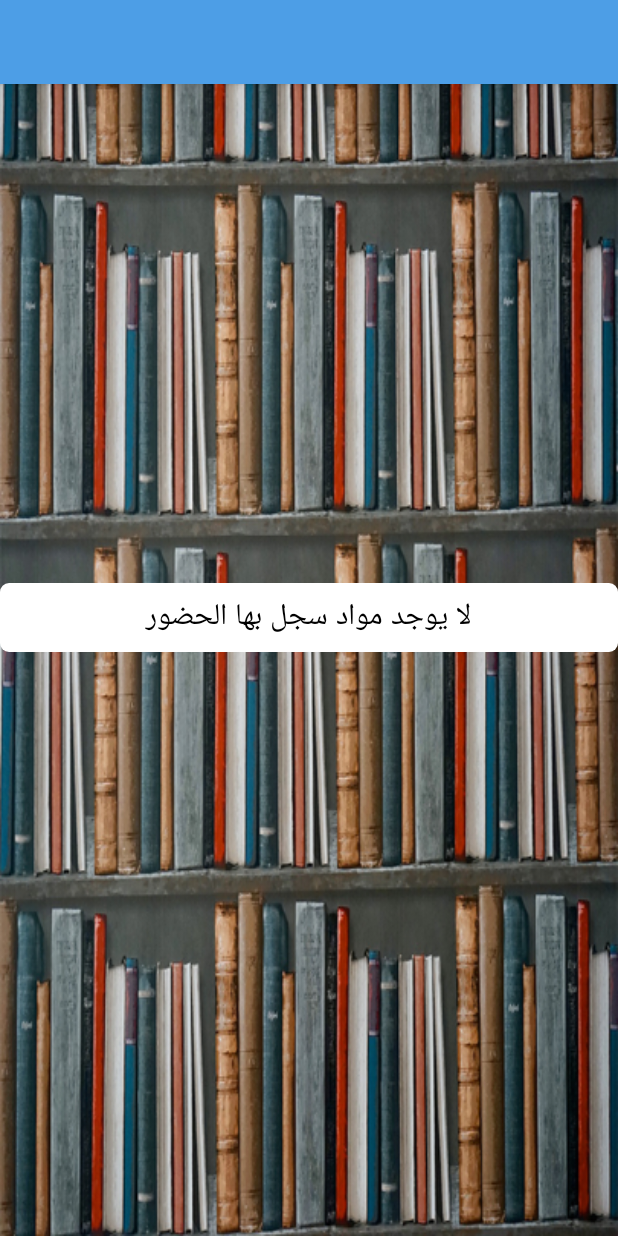
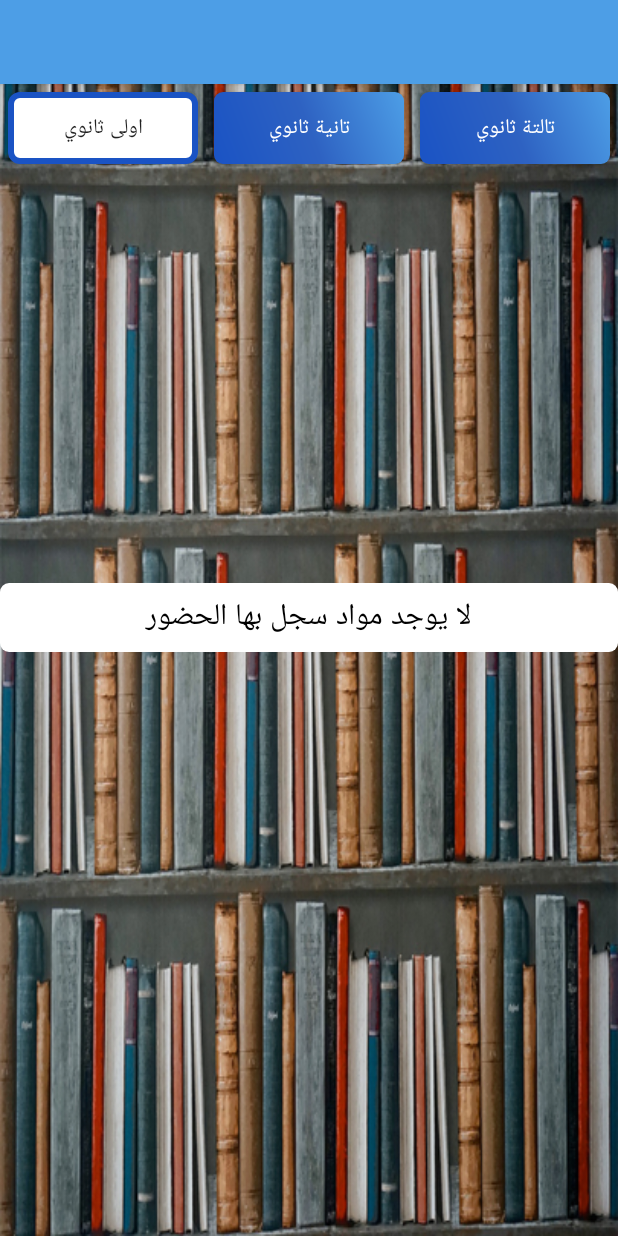
Before and after one commit to hossamhasanin/Ro2yaCenter, an Android app: the layout activity_show_attendance.xml on its own in the app's theme, with its tools: preview values and no code run, on a phone screen of 412 x 824 dp. Run offline under Robolectric (Android 15) with nearby library versions, the phone set to English and light mode, and no system bars.

Commit message:
Adding the grade year system to attendace module

```diff
--- a/app/src/main/java/com/hasanin/hossam/ro2yacenter/AdminMenu/Attendance/Show/AttendantUsersAdapter.java
+++ b/app/src/main/java/com/hasanin/hossam/ro2yacenter/AdminMenu/Attendance/Show/AttendantUsersAdapter.java
@@ -26,10 +26,12 @@ public class AttendantUsersAdapter extends FirebaseRecyclerAdapter<StudentModel
      */
     Activity context;
     ArrayList<String> usersCode;
-    public AttendantUsersAdapter(@NonNull FirebaseRecyclerOptions<StudentModel> options , Activity context , ArrayList<String> usersCode) {
+    String selectedGrade;
+    public AttendantUsersAdapter(@NonNull FirebaseRecyclerOptions<StudentModel> options , Activity context , ArrayList<String> usersCode , String selectedGrade) {
         super(options);
         this.context = context;
         this.usersCode = usersCode;
+        this.selectedGrade = selectedGrade;
     }
 
     @NonNull
@@ -42,7 +44,7 @@ public class AttendantUsersAdapter extends FirebaseRecyclerAdapter<StudentModel
 
     @Override
     protected void onBindViewHolder(@NonNull StudentHolder holder, int position, @NonNull StudentModel model) {
-        if (usersCode.contains(model.getCode())){
+        if (usersCode.contains(model.getCode()) && model.getStudyGrade().equals(selectedGrade)){
             holder.studentName.setText(model.getName());
         } else {
             holder.studentContainer.setVisibility(View.GONE);
--- a/app/src/main/java/com/hasanin/hossam/ro2yacenter/AdminMenu/Attendance/Show/DatesAdabter.java
+++ b/app/src/main/java/com/hasanin/hossam/ro2yacenter/AdminMenu/Attendance/Show/DatesAdabter.java
@@ -26,9 +26,11 @@ public class DatesAdabter extends FirebaseRecyclerAdapter<AttendanceModel , Date
      * @param options
      */
     Activity context;
-    public DatesAdabter(@NonNull FirebaseRecyclerOptions<AttendanceModel> options , Activity context) {
+    String selectedGrade;
+    public DatesAdabter(@NonNull FirebaseRecyclerOptions<AttendanceModel> options , Activity context , String selectedGrade) {
         super(options);
         this.context = context;
+        this.selectedGrade = selectedGrade;
     }
 
     @NonNull
@@ -52,6 +54,7 @@ public class DatesAdabter extends FirebaseRecyclerAdapter<AttendanceModel , Date
                     Bundle bundle = new Bundle();
                     bundle.putStringArrayList("usersCode", model.getAttendantStudents());
                     bundle.putString("record", fullDate);
+                    bundle.putString("selectedGrade", selectedGrade);
                     intent.putExtras(bundle);
                     context.startActivity(intent);
                 }
--- a/app/src/main/java/com/hasanin/hossam/ro2yacenter/AdminMenu/Attendance/Show/ShowAttendantUsers.java
+++ b/app/src/main/java/com/hasanin/hossam/ro2yacenter/AdminMenu/Attendance/Show/ShowAttendantUsers.java
@@ -28,6 +28,7 @@ public class ShowAttendantUsers extends AppCompatActivity {
     AttendantUsersAdapter attendantUsersAdapter;
     Bundle bundle;
     ArrayList<String> usersCode;
+    String selectedGrade;
 
     @Override
     protected void onCreate(Bundle savedInstanceState) {
@@ -49,11 +50,12 @@ public class ShowAttendantUsers extends AppCompatActivity {
         } else {
             usersCode = bundle.getStringArrayList("usersCode");
         }
+        selectedGrade = bundle.getString("selectedGrade");
 
         studentsList = (RecyclerView) findViewById(R.id.students_list);
         Query query = FirebaseDatabase.getInstance().getReference("members");
         firebaseRecyclerOptions = new FirebaseRecyclerOptions.Builder<StudentModel>().setQuery(query , StudentModel.class).build();
-        attendantUsersAdapter = new AttendantUsersAdapter(firebaseRecyclerOptions , this , usersCode);
+        attendantUsersAdapter = new AttendantUsersAdapter(firebaseRecyclerOptions , this , usersCode , selectedGrade);
         studentsList.setAdapter(attendantUsersAdapter);
         studentsList.setLayoutManager(new LinearLayoutManager(this));
     }
--- a/app/src/main/java/com/hasanin/hossam/ro2yacenter/AdminMenu/Attendance/Store/ShowAvailableUsers.java
+++ b/app/src/main/java/com/hasanin/hossam/ro2yacenter/AdminMenu/Attendance/Store/ShowAvailableUsers.java
@@ -37,6 +37,7 @@ public class ShowAvailableUsers extends AppCompatActivity {
     RecyclerView availableUsersList;
     AvailableUsersAdapter availableUsersAdapter;
     String subjectName;
+    String subjectId;
     DatabaseReference reference;
     ArrayList<String> usersCode;
     Date date;
@@ -62,6 +63,7 @@ public class ShowAvailableUsers extends AppCompatActivity {
         });
         bundle = getIntent().getExtras();
         subjectName = bundle.getString("subjectsName");
+        subjectId = bundle.getString("subjectId");
         usersCode = bundle.getStringArrayList("usersCode");
 
         date = new Date();
@@ -95,7 +97,7 @@ public class ShowAvailableUsers extends AppCompatActivity {
             reference = FirebaseDatabase.getInstance().getReference().child("attendance");
             //recordedId = reference.child(subjectName).push().getKey();
             AttendanceModel attendanceModel = new AttendanceModel(subjectName , currentMonth , currentYear , date.getTime() , currentDay , availableUsersAdapter.getUsersCode());
-            reference.child(subjectName).child(fullDate).setValue(attendanceModel);
+            reference.child(subjectId).child(fullDate).setValue(attendanceModel);
             Toast.makeText(getApplicationContext() , "تم تسجيل الحاضريين" , Toast.LENGTH_LONG).show();
         }
         return super.onOptionsItemSelected(item);
--- a/app/src/main/java/com/hasanin/hossam/ro2yacenter/AdminMenu/Students/StudentsRecAdapter.java
+++ b/app/src/main/java/com/hasanin/hossam/ro2yacenter/AdminMenu/Students/StudentsRecAdapter.java
@@ -103,13 +103,13 @@ public class StudentsRecAdapter extends FirebaseRecyclerAdapter<StudentModel , S
 
                         switch (model.getStudyGrade()) {
                             case "1":
-                                studentGrade.setText("الصف الاول الثانوي");
+                                studentGrade.setText("الاول الثانوي");
                                 break;
                             case "2":
-                                studentGrade.setText("الصف الثاني الثانوي");
+                                studentGrade.setText("الثاني الثانوي");
                                 break;
                             case "3":
-                                studentGrade.setText("الصف الثالث الثانوي");
+                                studentGrade.setText("الثالث الثانوي");
                                 break;
                         }
                         studentName.setText(model.getName());
--- a/app/src/main/res/layout-sw600dp/activity_show_attendance.xml
+++ b/app/src/main/res/layout-sw600dp/activity_show_attendance.xml
@@ -32,4 +32,42 @@
         android:textColor="@color/dark"
         android:textSize="26sp" />
 
+    <LinearLayout
+        android:id="@+id/grades"
+        android:layout_width="match_parent"
+        android:layout_height="wrap_content"
+        android:layout_below="@+id/include2"
+        android:layout_alignParentEnd="true" >
+        <Button
+            android:id="@+id/show_first_grade"
+            android:layout_width="wrap_content"
+            android:layout_height="wrap_content"
+            android:text="اولى ثانوي"
+            android:layout_weight=".3"
+            android:layout_margin="5dp"
+            android:textSize="26sp"
+            android:background="@drawable/button_white_rounded_shabe"/>
+        <Button
+            android:id="@+id/show_second_grade"
+            android:layout_width="wrap_content"
+            android:layout_height="wrap_content"
+            android:text="تانية ثانوي"
+            android:layout_weight=".3"
+            android:textSize="26sp"
+            android:layout_margin="5dp"
+            android:textColor="#FFF"
+            android:background="@drawable/button_shape_blue"/>
+        <Button
+            android:id="@+id/show_third_grade"
+            android:layout_width="wrap_content"
+            android:layout_height="wrap_content"
+            android:text="تالتة ثانوي"
+            android:textColor="#FFF"
+            android:textSize="26sp"
+            android:background="@drawable/button_shape_blue"
+            android:layout_weight=".3"
+            android:layout_margin="5dp"/>
+    </LinearLayout>
+
+
 </RelativeLayout>
--- a/app/src/main/res/layout/activity_show_attendance.xml
+++ b/app/src/main/res/layout/activity_show_attendance.xml
@@ -16,7 +16,7 @@
         android:id="@+id/subjects_list"
         android:layout_width="match_parent"
         android:layout_height="match_parent"
-        android:layout_below="@+id/include2"
+        android:layout_below="@+id/grades"
         android:background="@drawable/library"
         android:visibility="gone" />
 
@@ -32,4 +32,39 @@
         android:textColor="@color/dark"
         android:textSize="20sp" />
 
+    <LinearLayout
+        android:id="@+id/grades"
+        android:layout_width="match_parent"
+        android:layout_height="wrap_content"
+        android:layout_below="@+id/include2"
+        android:layout_alignParentEnd="true" >
+        <Button
+            android:id="@+id/show_first_grade"
+            android:layout_width="wrap_content"
+            android:layout_height="wrap_content"
+            android:text="اولى ثانوي"
+            android:layout_weight=".3"
+            android:layout_margin="5dp"
+            android:background="@drawable/button_white_rounded_shabe"/>
+        <Button
+            android:id="@+id/show_second_grade"
+            android:layout_width="wrap_content"
+            android:layout_height="wrap_content"
+            android:text="تانية ثانوي"
+            android:layout_weight=".3"
+            android:layout_margin="5dp"
+            android:textColor="#FFF"
+            android:background="@drawable/button_shape_blue"/>
+        <Button
+            android:id="@+id/show_third_grade"
+            android:layout_width="wrap_content"
+            android:layout_height="wrap_content"
+            android:text="تالتة ثانوي"
+            android:textColor="#FFF"
+            android:background="@drawable/button_shape_blue"
+            android:layout_weight=".3"
+            android:layout_margin="5dp"/>
+    </LinearLayout>
+
+
 </RelativeLayout>
```
Also changed, not shown: app/src/main/java/com/hasanin/hossam/ro2yacenter/AdminMenu/Attendance/Show/AttendanceSubjectsAdapter.java (+6 -2 lines), app/src/main/java/com/hasanin/hossam/ro2yacenter/AdminMenu/Attendance/Show/ShowAttendanceDates.java (+5 -2 lines), app/src/main/java/com/hasanin/hossam/ro2yacenter/AdminMenu/Attendance/Show/ShowAttendanteSubjects.java (+73 -1 lines), app/src/main/java/com/hasanin/hossam/ro2yacenter/AdminMenu/Attendance/Store/AvailableSubjectsAdapter.java (+26 -10 lines), app/src/main/java/com/hasanin/hossam/ro2yacenter/AdminMenu/Attendance/Store/StoreAttendance.java (+72 -1 lines), app/src/main/res/layout-sw600dp/activity_store_attendance.xml (+38 -12 lines), app/src/main/res/layout/activity_store_attendance.xml (+35 -12 lines).
